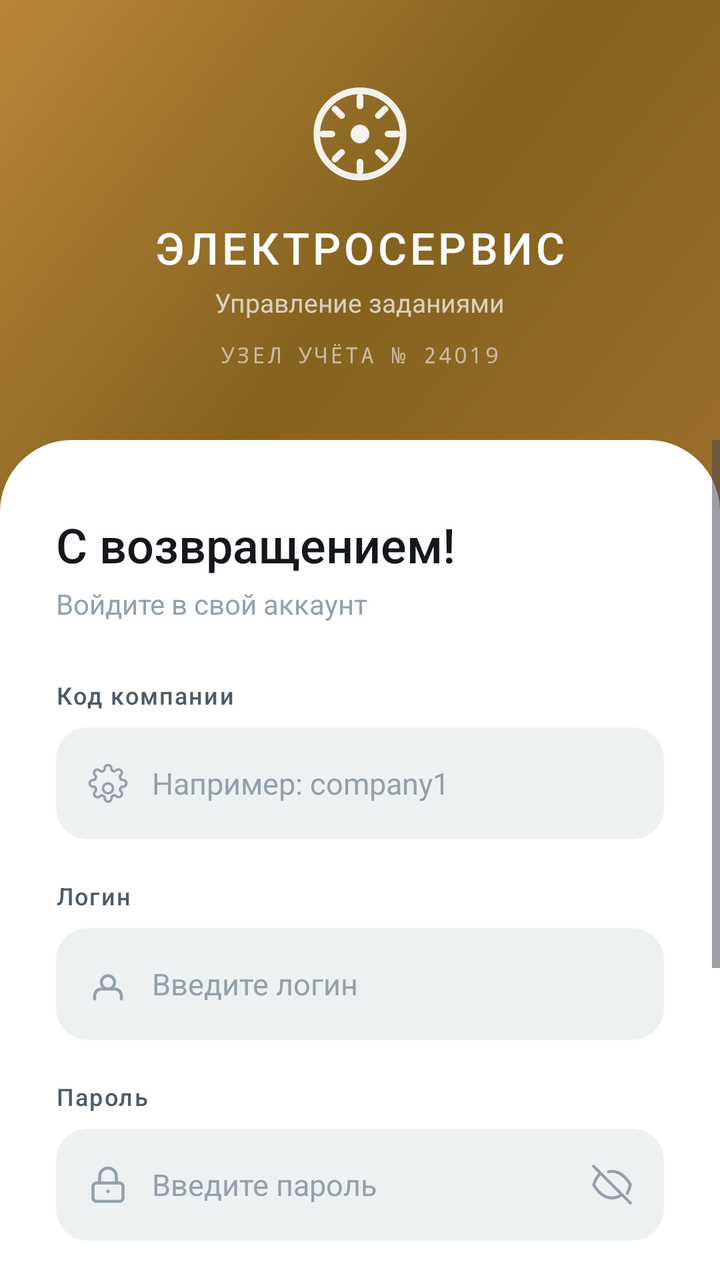
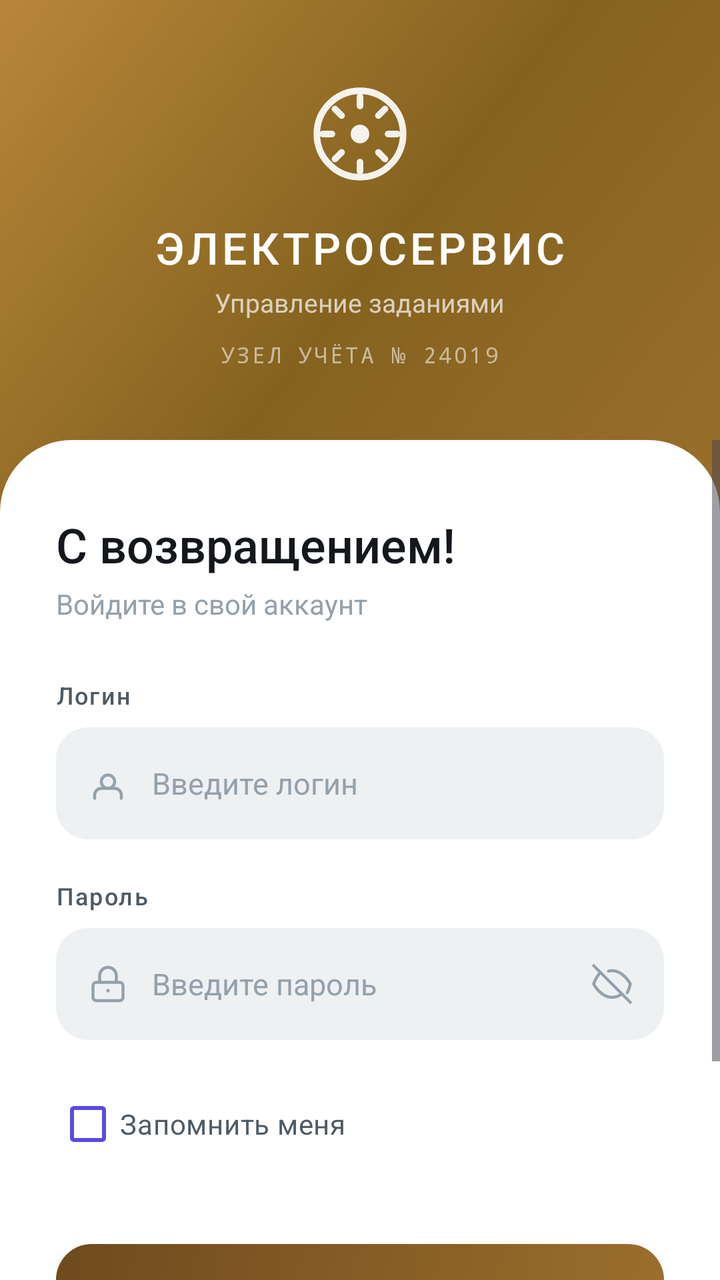

The first picture is an Android layout as it rendered before a commit; the second is the same layout after the commit. The layout source and the unified diff follow.
<!-- AndroidManifest.xml: application theme Theme.MyApplication -->
<!-- res/layout/fragment_login.xml -->
<?xml version="1.0" encoding="utf-8"?>
<FrameLayout xmlns:android="http://schemas.android.com/apk/res/android"
    android:layout_width="match_parent"
    android:layout_height="match_parent"
    android:background="@color/bg_screen">

    
    <View
        android:layout_width="match_parent"
        android:layout_height="280dp"
        android:background="@drawable/bg_login_gradient" />

    
    <LinearLayout
        android:layout_width="match_parent"
        android:layout_height="240dp"
        android:orientation="vertical"
        android:gravity="center"
        android:paddingBottom="16dp">

        
        <ImageView
            android:layout_width="56dp"
            android:layout_height="56dp"
            android:layout_marginBottom="14dp"
            android:src="@drawable/ic_dial_mark"
            android:alpha="0.92" />

        <TextView
            android:layout_width="wrap_content"
            android:layout_height="wrap_content"
            android:text="ЭЛЕКТРОСЕРВИС"
            android:textSize="22sp"
            android:textColor="#FFFFFF"
            android:fontFamily="sans-serif-medium"
            android:letterSpacing="0.08" />

        <TextView
            android:layout_width="wrap_content"
            android:layout_height="wrap_content"
            android:text="Управление заданиями"
            android:textSize="13sp"
            android:textColor="#FFFFFF"
            android:alpha="0.7"
            android:layout_marginTop="4dp" />

        <TextView
            android:layout_width="wrap_content"
            android:layout_height="wrap_content"
            android:text="УЗЕЛ УЧЁТА № 24019"
            android:fontFamily="monospace"
            android:textSize="11sp"
            android:textColor="#FFFFFF"
            android:alpha="0.55"
            android:letterSpacing="0.1"
            android:layout_marginTop="10dp" />

    </LinearLayout>

    
    <ScrollView
        android:layout_width="match_parent"
        android:layout_height="match_parent"
        android:layout_marginTop="220dp"
        android:fillViewport="true"
        android:overScrollMode="never">

        <LinearLayout
            android:layout_width="match_parent"
            android:layout_height="wrap_content"
            android:orientation="vertical"
            android:background="@drawable/bg_white_round_top"
            android:paddingHorizontal="28dp"
            android:paddingTop="36dp"
            android:paddingBottom="48dp"
            android:minHeight="500dp">

            
            <TextView
                android:layout_width="wrap_content"
                android:layout_height="wrap_content"
                android:text="С возвращением!"
                android:textSize="24sp"
                android:textColor="@color/text_primary"
                android:fontFamily="sans-serif-medium" />

            <TextView
                android:layout_width="wrap_content"
                android:layout_height="wrap_content"
                android:text="Войдите в свой аккаунт"
                android:textSize="14sp"
                android:textColor="@color/text_hint"
                android:layout_marginTop="4dp"
                android:layout_marginBottom="28dp" />

            
            <TextView
                android:layout_width="wrap_content"
                android:layout_height="wrap_content"
                android:text="Код компании"
                android:textSize="12sp"
                android:textColor="@color/text_secondary"
                android:fontFamily="sans-serif-medium"
                android:letterSpacing="0.06"
                android:layout_marginBottom="8dp" />

            <FrameLayout
                android:layout_width="match_parent"
                android:layout_height="56dp"
                android:background="@drawable/bg_input"
                android:layout_marginBottom="20dp">

                <ImageView
                    android:layout_width="20dp"
                    android:layout_height="20dp"
                    android:layout_gravity="center_vertical|start"
                    android:layout_marginStart="16dp"
                    android:src="@drawable/ic_settings_outline"
                    android:tint="@color/text_hint" />

                <EditText
                    android:id="@+id/et_tenant_code"
                    android:layout_width="match_parent"
                    android:layout_height="match_parent"
                    android:background="@null"
                    android:hint="Например: company1"
                    android:textColorHint="@color/text_hint"
                    android:textColor="@color/text_primary"
                    android:textSize="15sp"
                    android:paddingStart="48dp"
                    android:paddingEnd="16dp"
                    android:inputType="text"
                    android:singleLine="true" />

            </FrameLayout>

            
            <TextView
                android:layout_width="wrap_content"
                android:layout_height="wrap_content"
                android:text="Логин"
                android:textSize="12sp"
                android:textColor="@color/text_secondary"
                android:fontFamily="sans-serif-medium"
                android:letterSpacing="0.06"
                android:layout_marginBottom="8dp" />

            <FrameLayout
                android:layout_width="match_parent"
                android:layout_height="56dp"
                android:background="@drawable/bg_input"
                android:layout_marginBottom="20dp">

                <ImageView
                    android:layout_width="20dp"
                    android:layout_height="20dp"
                    android:layout_gravity="center_vertical|start"
                    android:layout_marginStart="16dp"
                    android:src="@drawable/ic_user_outline" />

                <EditText
                    android:id="@+id/et_login"
                    android:layout_width="match_parent"
                    android:layout_height="match_parent"
                    android:background="@null"
                    android:hint="Введите логин"
                    android:textColorHint="@color/text_hint"
                    android:textColor="@color/text_primary"
                    android:textSize="15sp"
                    android:paddingStart="48dp"
                    android:paddingEnd="16dp"
                    android:inputType="text"
                    android:singleLine="true" />

            </FrameLayout>

            
            <TextView
                android:layout_width="wrap_content"
                android:layout_height="wrap_content"
                android:text="Пароль"
                android:textSize="12sp"
                android:textColor="@color/text_secondary"
                android:fontFamily="sans-serif-medium"
                android:letterSpacing="0.06"
                android:layout_marginBottom="8dp" />

            <FrameLayout
                android:layout_width="match_parent"
                android:layout_height="56dp"
                android:background="@drawable/bg_input"
                android:layout_marginBottom="18dp">

                <ImageView
                    android:layout_width="20dp"
                    android:layout_height="20dp"
                    android:layout_gravity="center_vertical|start"
                    android:layout_marginStart="16dp"
                    android:src="@drawable/ic_lock" />

                <EditText
                    android:id="@+id/et_password"
                    android:layout_width="match_parent"
                    android:layout_height="match_parent"
                    android:background="@null"
                    android:hint="Введите пароль"
                    android:textColorHint="@color/text_hint"
                    android:textColor="@color/text_primary"
                    android:textSize="15sp"
                    android:paddingStart="48dp"
                    android:paddingEnd="52dp"
                    android:inputType="textPassword"
                    android:singleLine="true" />

                <ImageView
                    android:id="@+id/iv_toggle_password"
                    android:layout_width="20dp"
                    android:layout_height="20dp"
                    android:layout_gravity="center_vertical|end"
                    android:layout_marginEnd="16dp"
                    android:src="@drawable/ic_eye_off"
                    android:clickable="true"
                    android:focusable="true" />

            </FrameLayout>

            
            <CheckBox
                android:id="@+id/cb_remember"
                android:layout_width="wrap_content"
                android:layout_height="wrap_content"
                android:text="Запомнить меня"
                android:textColor="@color/text_secondary"
                android:textSize="14sp"
                android:checked="true"
                android:buttonTint="@color/mk_accent"
                android:layout_marginBottom="36dp" />

            
            <TextView
                android:id="@+id/btn_login"
                android:layout_width="match_parent"
                android:layout_height="58dp"
                android:background="@drawable/bg_btn_primary"
                android:text="ВОЙТИ"
                android:textColor="#FFFFFF"
                android:textSize="15sp"
                android:fontFamily="sans-serif-medium"
                android:letterSpacing="0.12"
                android:gravity="center"
                android:clickable="true"
                android:focusable="true"
                android:elevation="6dp" />

            
            <TextView
                android:id="@+id/btn_demo"
                android:layout_width="match_parent"
                android:layout_height="48dp"
                android:layout_marginTop="12dp"
                android:text="⚡  Демо вход"
                android:textColor="@color/mk_accent"
                android:textSize="14sp"
                android:gravity="center"
                android:background="@drawable/bg_btn_secondary"
                android:clickable="true"
                android:focusable="true" />

        </LinearLayout>

    </ScrollView>

</FrameLayout>
<!-- resources referenced by this layout -->
<resources>
  <color name="bg_screen">#F4F6F6</color>
  <color name="mk_accent">#5B4BE0</color>
  <color name="text_hint">#93A1AB</color>
  <color name="text_primary">#14181C</color>
  <color name="text_secondary">#4D5B66</color>
  <!-- drawable bg_btn_primary (drawable) -->
  <?xml version="1.0" encoding="utf-8"?>
  <shape xmlns:android="http://schemas.android.com/apk/res/android">
      <gradient
          android:startColor="#9C6F2C"
          android:endColor="#6E4A1E"
          android:angle="135" />
      <corners android:radius="18dp" />
  </shape>
  <!-- drawable bg_btn_secondary (drawable) -->
  <?xml version="1.0" encoding="utf-8"?>
  <shape xmlns:android="http://schemas.android.com/apk/res/android">
      <solid android:color="#FFFFFF" />
      <stroke android:width="1.5dp" android:color="#9C6F2C" />
      <corners android:radius="18dp" />
  </shape>
  <!-- drawable bg_input (drawable) -->
  <?xml version="1.0" encoding="utf-8"?>
  <shape xmlns:android="http://schemas.android.com/apk/res/android">
      <solid android:color="#EEF1F2" />
      <corners android:radius="16dp" />
  </shape>
  <!-- drawable bg_login_gradient (drawable) -->
  <?xml version="1.0" encoding="utf-8"?>
  <shape xmlns:android="http://schemas.android.com/apk/res/android">
      <gradient
          android:startColor="#9C6F2C"
          android:centerColor="#85631F"
          android:endColor="#B8863A"
          android:angle="135"
          android:type="linear" />
  </shape>
  <!-- drawable bg_white_round_top (drawable) -->
  <?xml version="1.0" encoding="utf-8"?>
  <shape xmlns:android="http://schemas.android.com/apk/res/android">
      <solid android:color="#FFFFFF" />
      <corners android:topLeftRadius="36dp" android:topRightRadius="36dp" />
  </shape>
  <!-- drawable ic_settings_outline (drawable) -->
  <?xml version="1.0" encoding="utf-8"?>
  <vector xmlns:android="http://schemas.android.com/apk/res/android"
      android:width="20dp"
      android:height="20dp"
      android:viewportWidth="24"
      android:viewportHeight="24">
      <path
          android:fillColor="#00000000"
          android:pathData="M12,15m-3,0a3,3 0,1 1,6 0a3,3 0,1 1,-6 0"
          android:strokeColor="#14181C"
          android:strokeWidth="1.5" />
      <path
          android:fillColor="#00000000"
          android:pathData="M19.4,15 a1.65,1.65 0,0 0,0.33 1.82l0.06,0.06 a2,2 0,0 1,-2.83 2.83l-0.06,-0.06 a1.65,1.65 0,0 0,-1.82 -0.33 a1.65,1.65 0,0 0,-1 1.51V21 a2,2 0,0 1,-4 0v-0.09 A1.65,1.65 0,0 0,9 19.4 a1.65,1.65 0,0 0,-1.82 0.33l-0.06,0.06 a2,2 0,0 1,-2.83 -2.83l0.06,-0.06 A1.65,1.65 0,0 0,4.68 15 a1.65,1.65 0,0 0,-1.51 -1H3 a2,2 0,0 1,0 -4h0.09 A1.65,1.65 0,0 0,4.6 9 a1.65,1.65 0,0 0,-0.33 -1.82l-0.06,-0.06 a2,2 0,0 1,2.83 -2.83l0.06,0.06 A1.65,1.65 0,0 0,9 4.68 a1.65,1.65 0,0 0,1 -1.51V3 a2,2 0,0 1,4 0v0.09 a1.65,1.65 0,0 0,1 1.51 a1.65,1.65 0,0 0,1.82 -0.33l0.06,-0.06 a2,2 0,0 1,2.83 2.83l-0.06,0.06 A1.65,1.65 0,0 0,19.4 9 a1.65,1.65 0,0 0,1.51 1H21 a2,2 0,0 1,0 4h-0.09 a1.65,1.65 0,0 0,-1.51 1Z"
          android:strokeColor="#14181C"
          android:strokeWidth="1.5"
          android:strokeLineCap="round"
          android:strokeLineJoin="round" />
  </vector>
  <style name="Theme.MyApplication" parent="Base.Theme.MyApplication" />
  <style name="Base.Theme.MyApplication" parent="Theme.Material3.DayNight.NoActionBar">
          <item name="colorPrimary">@color/mk_accent</item>
          <item name="colorOnPrimary">@color/white</item>
          <item name="colorSurface">@color/mk_bg</item>
          <item name="colorOnSurface">@color/mk_ink</item>
          <item name="android:windowBackground">@color/mk_bg</item>
          <item name="android:statusBarColor">@color/mk_accent_press</item>
          <item name="android:navigationBarColor">@color/mk_bg</item>
      </style>
  <color name="white">#FFFFFF</color>
  <color name="mk_bg">#FBFAF7</color>
  <color name="mk_ink">#17160F</color>
  <color name="mk_accent_press">#4536BC</color>
  <!-- unchanged entries left out for length: 4 -->
</resources>

<!-- the commit's change to res/layout/fragment_login.xml (unified diff, before → after) -->
@@ -93,46 +93,6 @@
                 android:layout_marginTop="4dp"
                 android:layout_marginBottom="28dp" />
 
-            
-            <TextView
-                android:layout_width="wrap_content"
-                android:layout_height="wrap_content"
-                android:text="Код компании"
-                android:textSize="12sp"
-                android:textColor="@color/text_secondary"
-                android:fontFamily="sans-serif-medium"
-                android:letterSpacing="0.06"
-                android:layout_marginBottom="8dp" />
-
-            <FrameLayout
-                android:layout_width="match_parent"
-                android:layout_height="56dp"
-                android:background="@drawable/bg_input"
-                android:layout_marginBottom="20dp">
-
-                <ImageView
-                    android:layout_width="20dp"
-                    android:layout_height="20dp"
-                    android:layout_gravity="center_vertical|start"
-                    android:layout_marginStart="16dp"
-                    android:src="@drawable/ic_settings_outline"
-                    android:tint="@color/text_hint" />
-
-                <EditText
-                    android:id="@+id/et_tenant_code"
-                    android:layout_width="match_parent"
-                    android:layout_height="match_parent"
-                    android:background="@null"
-                    android:hint="Например: company1"
-                    android:textColorHint="@color/text_hint"
-                    android:textColor="@color/text_primary"
-                    android:textSize="15sp"
-                    android:paddingStart="48dp"
-                    android:paddingEnd="16dp"
-                    android:inputType="text"
-                    android:singleLine="true" />
-
-            </FrameLayout>
 
             
             <TextView
<!-- resource entries referenced after the edit -->
@@ -43,26 +43,6 @@
       <solid android:color="#FFFFFF" />
       <corners android:topLeftRadius="36dp" android:topRightRadius="36dp" />
   </shape>
-  <!-- drawable ic_settings_outline (drawable) -->
-  <?xml version="1.0" encoding="utf-8"?>
-  <vector xmlns:android="http://schemas.android.com/apk/res/android"
-      android:width="20dp"
-      android:height="20dp"
-      android:viewportWidth="24"
-      android:viewportHeight="24">
-      <path
-          android:fillColor="#00000000"
-          android:pathData="M12,15m-3,0a3,3 0,1 1,6 0a3,3 0,1 1,-6 0"
-          android:strokeColor="#14181C"
-          android:strokeWidth="1.5" />
-      <path
-          android:fillColor="#00000000"
-          android:pathData="M19.4,15 a1.65,1.65 0,0 0,0.33 1.82l0.06,0.06 a2,2 0,0 1,-2.83 2.83l-0.06,-0.06 a1.65,1.65 0,0 0,-1.82 -0.33 a1.65,1.65 0,0 0,-1 1.51V21 a2,2 0,0 1,-4 0v-0.09 A1.65,1.65 0,0 0,9 19.4 a1.65,1.65 0,0 0,-1.82 0.33l-0.06,0.06 a2,2 0,0 1,-2.83 -2.83l0.06,-0.06 A1.65,1.65 0,0 0,4.68 15 a1.65,1.65 0,0 0,-1.51 -1H3 a2,2 0,0 1,0 -4h0.09 A1.65,1.65 0,0 0,4.6 9 a1.65,1.65 0,0 0,-0.33 -1.82l-0.06,-0.06 a2,2 0,0 1,2.83 -2.83l0.06,0.06 A1.65,1.65 0,0 0,9 4.68 a1.65,1.65 0,0 0,1 -1.51V3 a2,2 0,0 1,4 0v0.09 a1.65,1.65 0,0 0,1 1.51 a1.65,1.65 0,0 0,1.82 -0.33l0.06,-0.06 a2,2 0,0 1,2.83 2.83l-0.06,0.06 A1.65,1.65 0,0 0,19.4 9 a1.65,1.65 0,0 0,1.51 1H21 a2,2 0,0 1,0 4h-0.09 a1.65,1.65 0,0 0,-1.51 1Z"
-          android:strokeColor="#14181C"
-          android:strokeWidth="1.5"
-          android:strokeLineCap="round"
-          android:strokeLineJoin="round" />
-  </vector>
   <style name="Theme.MyApplication" parent="Base.Theme.MyApplication" />
   <style name="Base.Theme.MyApplication" parent="Theme.Material3.DayNight.NoActionBar">
           <item name="colorPrimary">@color/mk_accent</item>
